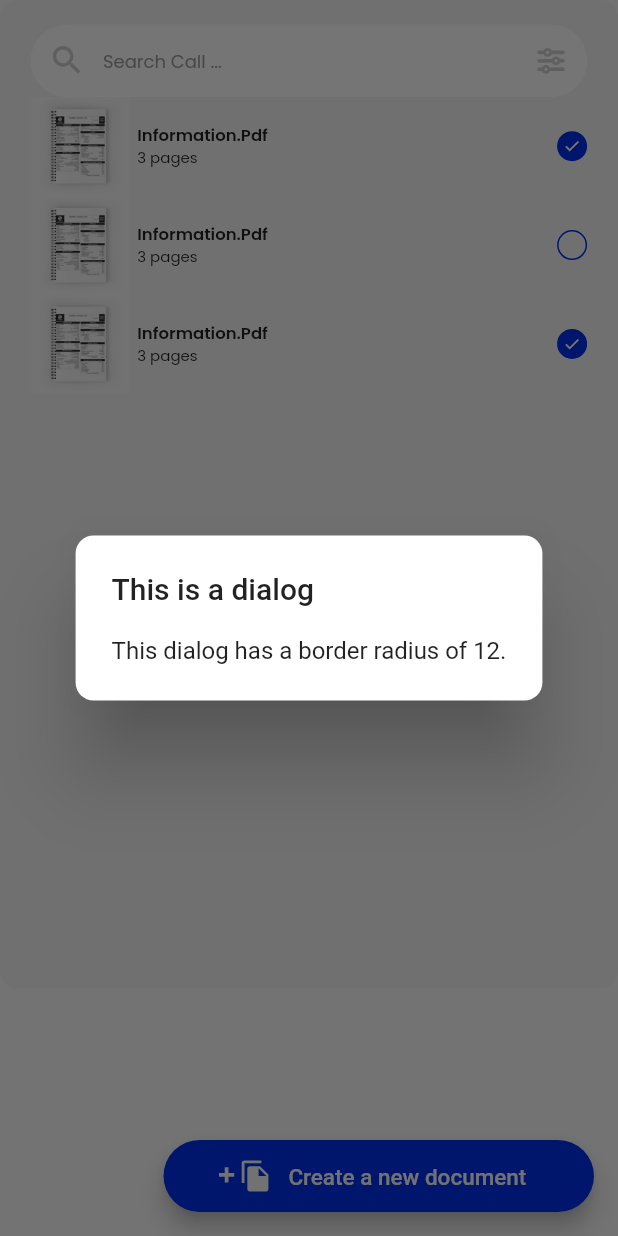
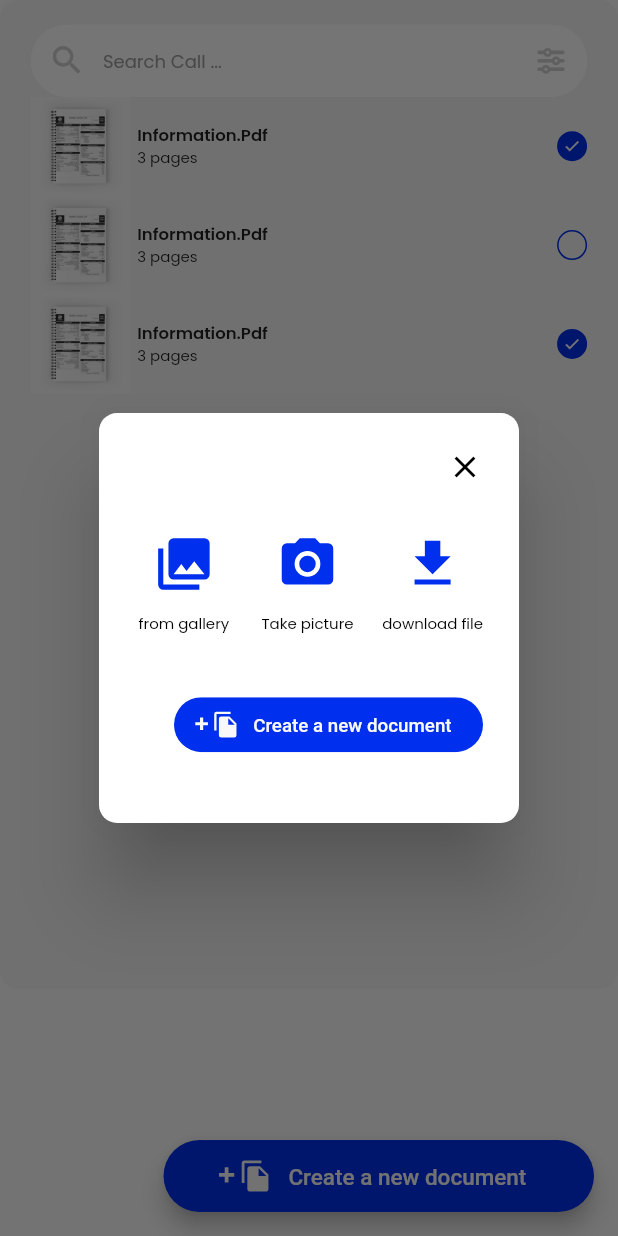
Before and after one commit to iusamaashraf/bullmatch-real-estate, a Flutter app: the DocumentsPage screen opened directly, after a tap on an icon or button, on a phone screen of 412 x 824 dp. Run offline on Flutter 3.47's test engine with Material 2 defaults, Android fonts, the phone set to English and light mode, and no system bars; our stand-ins replace flutter_svg, font_awesome_flutter, get, google_fonts.

Commit message:
documents section deon

```diff
--- a/lib/constants/icons.dart
+++ b/lib/constants/icons.dart
@@ -14,4 +14,7 @@ class IconClass {
   static const addGroups = 'assets/icons/add_group.svg';
   static const addDocuments = 'assets/icons/add_documents.svg';
   static const addProperties = 'assets/icons/add_properties.svg';
+  static const gallery = 'assets/icons/gallery.svg';
+  static const camera = 'assets/icons/photo_camera.svg';
+  static const download = 'assets/icons/file_download_black_24dp.svg';
 }
--- a/lib/views/pages/root/documents/documents_page.dart
+++ b/lib/views/pages/root/documents/documents_page.dart
@@ -1,4 +1,5 @@
 import 'package:bullmatch/constants/colors.dart';
+import 'package:bullmatch/constants/icons.dart';
 import 'package:bullmatch/models/document_model.dart';
 import 'package:bullmatch/views/widgets/search_field.dart';
 import 'package:flutter/material.dart';
@@ -22,16 +23,108 @@ class _DocumentsPageState extends State<DocumentsPage> {
       floatingActionButton: FloatingActionButton.extended(
         onPressed: () {
           showDialog(
+            barrierDismissible: false,
             context: context,
             builder: (BuildContext context) {
-              return const AlertDialog(
-                shape: RoundedRectangleBorder(
-                  borderRadius: BorderRadius.all(
-                    Radius.circular(12),
+              return SizedBox(
+                child: AlertDialog(
+                  shape: const RoundedRectangleBorder(
+                    borderRadius: BorderRadius.all(
+                      Radius.circular(12),
+                    ),
+                  ),
+                  title: Row(
+                    mainAxisAlignment: MainAxisAlignment.end,
+                    children: [
+                      GestureDetector(
+                        onTap: () {
+                          Get.back();
+                        },
+                        child: const Icon(
+                          Icons.close,
+                          color: Colors.black,
+                        ),
+                      )
+                    ],
+                  ),
+                  content: SizedBox(
+                    height: Get.height * 0.22,
+                    child: Column(
+                      children: [
+                        Row(
+                          mainAxisAlignment: MainAxisAlignment.spaceBetween,
+                          children: [
+                            GestureDetector(
+                              onTap: () {},
+                              child: Column(
+                                children: [
+                                  Padding(
+                                    padding: const EdgeInsets.all(12.0),
+                                    child: SvgPicture.asset(
+                                      IconClass.gallery,
+                                      height: Get.height * 0.05,
+                                    ),
+                                  ),
+                                  Text(
+                                    'from gallery',
+                                    style: GoogleFonts.poppins(
+                                        fontSize: 10, color: Colors.black),
+                                  )
+                                ],
+                              ),
+                            ),
+                            GestureDetector(
+                              onTap: () {},
+                              child: Column(
+                                children: [
+                                  Padding(
+                                    padding: const EdgeInsets.all(12.0),
+                                    child: SvgPicture.asset(
+                                      IconClass.camera,
+                                      height: Get.height * 0.05,
+                                    ),
+                                  ),
+                                  Text(
+                                    'Take picture',
+                                    style: GoogleFonts.poppins(
+                                        fontSize: 10, color: Colors.black),
+                                  )
+                                ],
+                              ),
+                            ),
+                            GestureDetector(
+                              onTap: () {},
+                              child: Column(
+                                children: [
+                                  Padding(
+                                    padding: const EdgeInsets.all(12.0),
+                                    child: SvgPicture.asset(
+                                      IconClass.download,
+                                      height: Get.height * 0.05,
+                                    ),
+                                  ),
+                                  Text(
+                                    'download file',
+                                    style: GoogleFonts.poppins(
+                                        fontSize: 10, color: Colors.black),
+                                  ),
+                                ],
+                              ),
+                            ),
+                          ],
+                        ),
+                        SizedBox(height: Get.height * 0.05),
+                        Align(
+                          alignment: Alignment.topRight,
+                          child: SvgPicture.asset(
+                            'assets/images/createnewdocument.svg',
+                            width: Get.width * 0.5,
+                          ),
+                        )
+                      ],
+                    ),
                   ),
                 ),
-                title: Text('This is a dialog'),
-                content: Text('This dialog has a border radius of 12.'),
               );
             },
           );
```
Also changed, not shown: assets/icons/file_download_black_24dp.svg (added), assets/icons/gallery.svg (added), assets/icons/photo_camera.svg (added).
